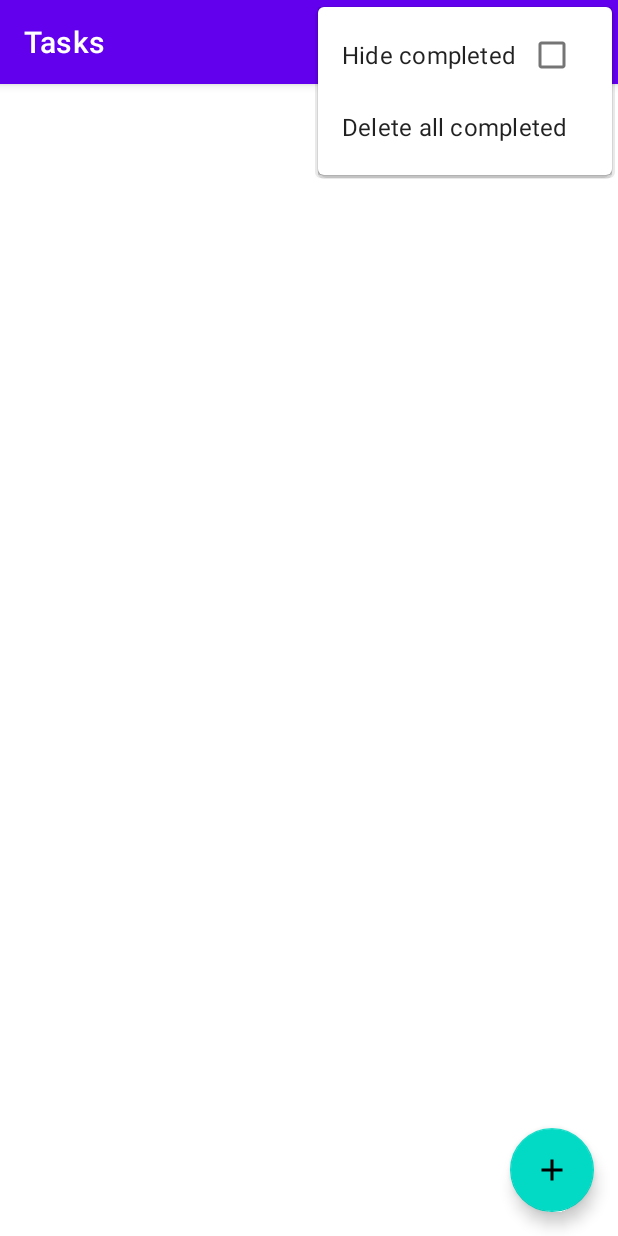
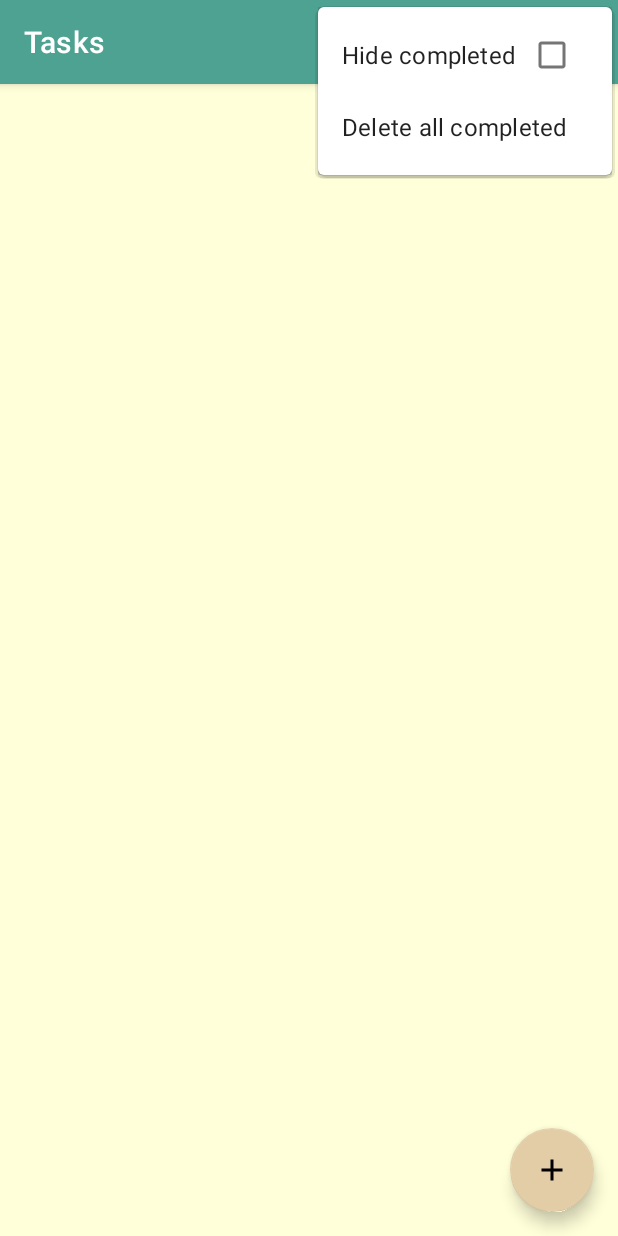
Before and after one commit to whiteyOnTheMoon/ToDoList_App2, an Android app: the screen it shows after launch (MainActivity), with the options menu open, on a phone screen of 412 x 824 dp. Run offline under Robolectric (Android 15) with nearby library versions, the phone set to English and light mode, and no system bars; our stand-ins replace Dagger/Hilt's generated code, Room's generated code, navigation-ui; libraries missing offline, so code that uses them is left out: androidx.datastore.createDataStore, androidx.datastore.preferences, androidx.hilt, androidx.hilt.lifecycle; 2 statements that could not run were skipped.

Commit message:
Themes and Colors setup

```diff
--- a/app/src/main/res/values-night/themes.xml
+++ b/app/src/main/res/values-night/themes.xml
@@ -2,15 +2,18 @@
     <!-- Base application theme. -->
     <style name="Theme.ToDoApp" parent="Theme.MaterialComponents.DayNight.DarkActionBar">
         <!-- Primary brand color. -->
-        <item name="colorPrimary">@color/purple_200</item>
-        <item name="colorPrimaryVariant">@color/purple_700</item>
-        <item name="colorOnPrimary">@color/black</item>
+        <item name="colorPrimary">@color/primaryColor</item>
+        <item name="colorPrimaryVariant">@color/primaryDarkColor</item>
+        <item name="colorOnPrimary">@color/white</item>
         <!-- Secondary brand color. -->
-        <item name="colorSecondary">@color/teal_200</item>
-        <item name="colorSecondaryVariant">@color/teal_200</item>
+        <item name="colorSecondary">@color/secondaryColor</item>
+        <item name="colorSecondaryVariant">@color/secondaryLightColor</item>
         <item name="colorOnSecondary">@color/black</item>
         <!-- Status bar color. -->
         <item name="android:statusBarColor" tools:targetApi="l">?attr/colorPrimaryVariant</item>
         <!-- Customize your theme here. -->
+
+        <!-- Body background -->
+        <item name="android:windowBackground">@color/secondaryLightColor</item>
     </style>
 </resources>
--- a/app/src/main/res/values/colors.xml
+++ b/app/src/main/res/values/colors.xml
@@ -1,10 +1,14 @@
 <?xml version="1.0" encoding="utf-8"?>
 <resources>
-    <color name="purple_200">#FFBB86FC</color>
-    <color name="purple_500">#FF6200EE</color>
-    <color name="purple_700">#FF3700B3</color>
-    <color name="teal_200">#FF03DAC5</color>
-    <color name="teal_700">#FF018786</color>
+    <color name="primaryColor">#4ea292</color>
+    <color name="primaryLightColor">#80d4c2</color>
+    <color name="primaryDarkColor">#167364</color>
+    <color name="secondaryColor">#e2cda7</color>
+    <color name="secondaryLightColor">#ffffd9</color>
+    <color name="secondaryDarkColor">#af9c78</color>
+    <color name="primaryTextColor">#000000</color>
+    <color name="secondaryTextColor">#FFFFFF</color>
+
     <color name="black">#FF000000</color>
     <color name="white">#FFFFFFFF</color>
 </resources>
--- a/app/src/main/res/values/themes.xml
+++ b/app/src/main/res/values/themes.xml
@@ -2,15 +2,18 @@
     <!-- Base application theme. -->
     <style name="Theme.ToDoApp" parent="Theme.MaterialComponents.DayNight.DarkActionBar">
         <!-- Primary brand color. -->
-        <item name="colorPrimary">@color/purple_500</item>
-        <item name="colorPrimaryVariant">@color/purple_700</item>
+        <item name="colorPrimary">@color/primaryColor</item>
+        <item name="colorPrimaryVariant">@color/primaryDarkColor</item>
         <item name="colorOnPrimary">@color/white</item>
         <!-- Secondary brand color. -->
-        <item name="colorSecondary">@color/teal_200</item>
-        <item name="colorSecondaryVariant">@color/teal_700</item>
+        <item name="colorSecondary">@color/secondaryColor</item>
+        <item name="colorSecondaryVariant">@color/secondaryLightColor</item>
         <item name="colorOnSecondary">@color/black</item>
         <!-- Status bar color. -->
         <item name="android:statusBarColor" tools:targetApi="l">?attr/colorPrimaryVariant</item>
         <!-- Customize your theme here. -->
+
+        <!-- Body background -->
+        <item name="android:windowBackground">@color/secondaryLightColor</item>
     </style>
 </resources>
```
